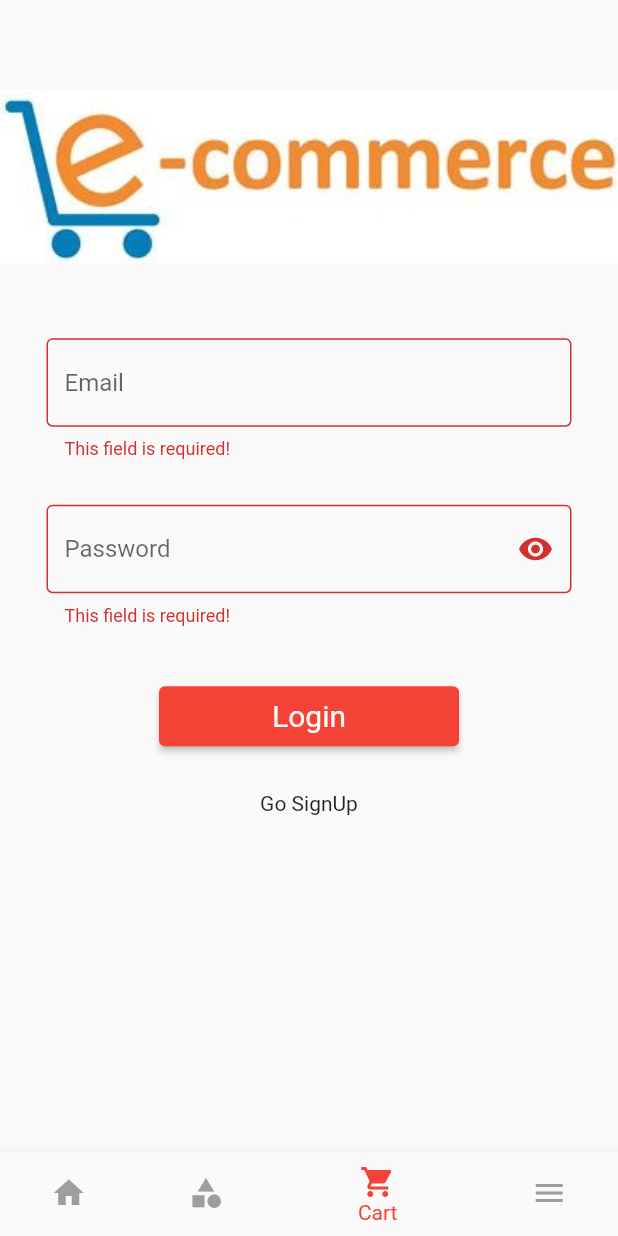
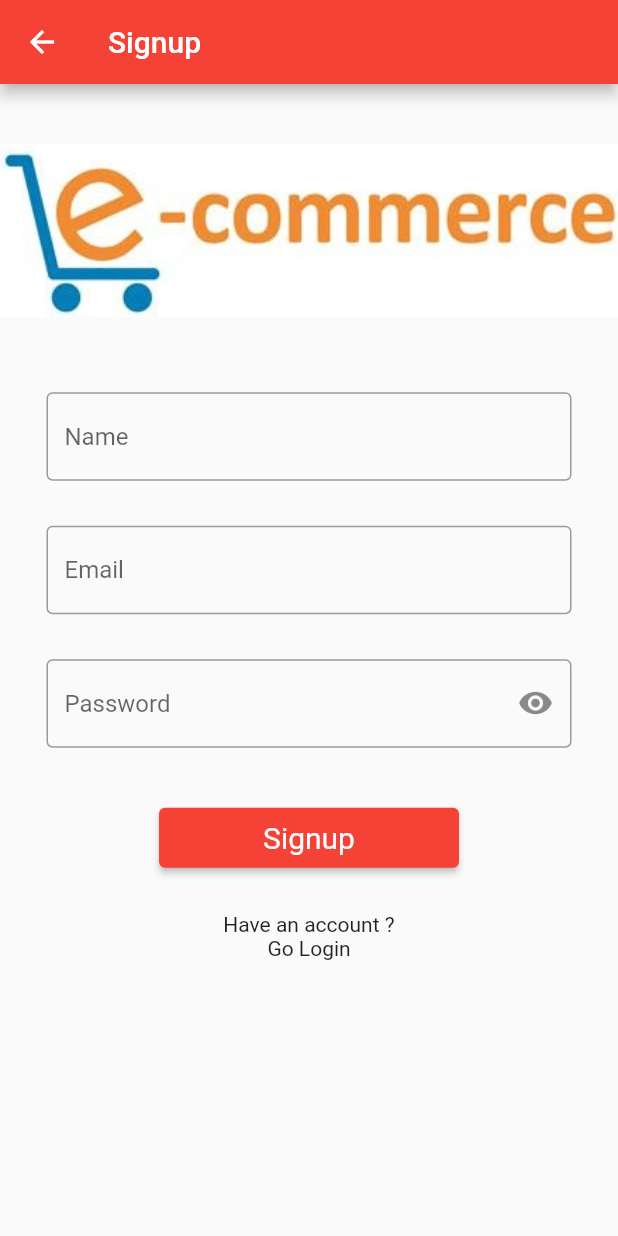
Before and after one commit to BasselEmad247/ecommerce, a Flutter app: the screen it shows after launch, item 3 of the bottom bar chosen, after a tap on "Login", after a tap on "Go SignUp", on a phone screen of 412 x 824 dp. Run offline on Flutter 3.47's test engine with Material 2 defaults, Android fonts, the phone set to English and light mode, and no system bars; our stand-ins replace bloc, email_validator, flutter_bloc, sqflite; accounts and stored records are empty; network calls fail.

Commit message:
Signup page

```diff
--- a/lib/screens/cart.dart
+++ b/lib/screens/cart.dart
@@ -1,3 +1,4 @@
+import 'package:ecommerce/screens/signup.dart';
 import 'package:ecommerce/services/http.dart';
 import 'package:email_validator/email_validator.dart';
 import 'package:flutter/material.dart';
@@ -33,17 +34,13 @@ class _CartState extends State<Cart> {
               child: TextFormField(
                 controller: emailController,
                 decoration: InputDecoration(
-                  border: OutlineInputBorder(),
-                  hintText: "Email"
-                ),
+                    border: OutlineInputBorder(), hintText: "Email"),
                 validator: (value) {
                   if (value == null || value.isEmpty) {
                     return "This field is required!";
+                  } else if (!EmailValidator.validate(value)) {
+                    return "Please enter a valid email";
                   }
-                  else if(EmailValidator.validate(value))
-                    {
-                      return "Please enter a valid email";
-                    }
                   return null;
                 },
               ),
@@ -59,7 +56,7 @@ class _CartState extends State<Cart> {
                 decoration: InputDecoration(
                   errorMaxLines: 3,
                   suffixIcon: IconButton(
-                    onPressed: (){
+                    onPressed: () {
                       setState(() {
                         obscureText = !obscureText;
                       });
@@ -67,18 +64,17 @@ class _CartState extends State<Cart> {
                     icon: Icon(Icons.remove_red_eye),
                   ),
                   border: OutlineInputBorder(),
-                    hintText: "Password",
+                  hintText: "Password",
                 ),
                 validator: (value) {
-                  String pattern = r'^(?=.*?[A-Z])(?=.*?[a-z])(?=.*?[0-9])(?=.*?[!@#\$&*~]).{8,}$';
+                  String pattern =
+                      r'^(?=.*?[A-Z])(?=.*?[a-z])(?=.*?[0-9])(?=.*?[!@#\$&*~]).{8,}$';
                   RegExp regExp = new RegExp(pattern);
                   if (value == null || value.isEmpty) {
                     return "This field is required!";
+                  } else if (regExp.hasMatch(value) == false) {
+                    return "Password must contain 1 uppercase - 1 lowercase - 1 numeric number - 1 special character (common allow characters ( ! @ # \$ & * ~ ))";
                   }
-                  else if(regExp.hasMatch(value) == false)
-                    {
-                      return "Password must contain 1 uppercase - 1 lowercase - 1 numeric number - 1 special character (common allow characters ( ! @ # \$ & * ~ ))";
-                    }
                   return null;
                 },
               ),
@@ -92,8 +88,7 @@ class _CartState extends State<Cart> {
                 style: ElevatedButton.styleFrom(
                     textStyle: const TextStyle(fontSize: 20),
                     primary: Colors.red,
-                    minimumSize: Size(200, 40)
-                ),
+                    minimumSize: Size(200, 40)),
                 onPressed: () {
                   if (loginFormKey.currentState!.validate()) {
                     http.login(emailController.text, passwordController.text);
@@ -109,8 +104,12 @@ class _CartState extends State<Cart> {
               height: 10,
             ),
             InkWell(
-              onTap: (){
+              onTap: () {
                 print("SignUp pressed!");
+                Navigator.push(context,
+                    MaterialPageRoute(builder: (BuildContext context) {
+                  return Signup();
+                }));
               },
               child: Text("Go SignUp"),
             )
--- /dev/null
+++ b/lib/screens/signup.dart
@@ -0,0 +1,158 @@
+import 'package:ecommerce/services/http.dart';
+import 'package:email_validator/email_validator.dart';
+import 'package:flutter/cupertino.dart';
+import 'package:flutter/material.dart';
+
+class Signup extends StatefulWidget {
+  @override
+  State<Signup> createState() => _SignupState();
+}
+
+class _SignupState extends State<Signup> {
+  final Http http = Http();
+  final signupFormKey = GlobalKey<FormState>();
+  bool obscureText = true;
+  var nameController = TextEditingController();
+  var emailController = TextEditingController();
+  var passwordController = TextEditingController();
+
+  @override
+  Widget build(BuildContext context) {
+    return Scaffold(
+      resizeToAvoidBottomInset: false,
+      appBar: AppBar(title: Text("Signup"),
+        backgroundColor: Colors.red,),
+      body: SafeArea(
+        child: Form(
+          key: signupFormKey,
+          child: Column(
+            children: [
+              SizedBox(
+                height: 40,
+              ),
+              Image.asset("images/logo.jpg"),
+              SizedBox(
+                height: 50,
+              ),
+              Container(
+                width: 350,
+                child: TextFormField(
+                  controller: nameController,
+                  decoration: InputDecoration(
+                      border: OutlineInputBorder(),
+                      hintText: "Name"
+                  ),
+                  validator: (value) {
+                    if (value == null || value.isEmpty) {
+                      return "This field is required!";
+                    }
+                    return null;
+                  },
+                ),
+              ),
+              SizedBox(
+                height: 30,
+              ),Container(
+                width: 350,
+                child: TextFormField(
+                  controller: emailController,
+                  decoration: InputDecoration(
+                      border: OutlineInputBorder(),
+                      hintText: "Email"
+                  ),
+                  validator: (value) {
+                    if (value == null || value.isEmpty) {
+                      return "This field is required!";
+                    }
+                    else if(!EmailValidator.validate(value))
+                    {
+                      return "Please enter a valid email";
+                    }
+                    return null;
+                  },
+                ),
+              ),
+              SizedBox(
+                height: 30,
+              ),
+              Container(
+                width: 350,
+                child: TextFormField(
+                  controller: passwordController,
+                  obscureText: obscureText,
+                  decoration: InputDecoration(
+                    errorMaxLines: 3,
+                    suffixIcon: IconButton(
+                      onPressed: (){
+                        setState(() {
+                          obscureText = !obscureText;
+                        });
+                      },
+                      icon: Icon(Icons.remove_red_eye),
+                    ),
+                    border: OutlineInputBorder(),
+                    hintText: "Password",
+                  ),
+                  validator: (value) {
+                    String pattern = r'^(?=.*?[A-Z])(?=.*?[a-z])(?=.*?[0-9])(?=.*?[!@#\$&*~]).{8,}$';
+                    RegExp regExp = new RegExp(pattern);
+                    if (value == null || value.isEmpty) {
+                      return "This field is required!";
+                    }
+                    else if(regExp.hasMatch(value) == false)
+                    {
+                      return "Password must contain 1 uppercase - 1 lowercase - 1 numeric number - 1 special character (common allow characters ( ! @ # \$ & * ~ ))";
+                    }
+                    return null;
+                  },
+                ),
+              ),
+              SizedBox(
+                height: 20,
+              ),
+              Padding(
+                padding: const EdgeInsets.symmetric(vertical: 16.0),
+                child: ElevatedButton(
+                  style: ElevatedButton.styleFrom(
+                      textStyle: const TextStyle(fontSize: 20),
+                      primary: Colors.red,
+                      minimumSize: Size(200, 40)
+                  ),
+                  onPressed: () async {
+                    if (signupFormKey.currentState!.validate()) {
+                      final response = await http.register(nameController.text, emailController.text, passwordController.text);
+                      print(response);
+                      if(response == 201) {
+                        ScaffoldMessenger.of(context).showSnackBar(
+                          const SnackBar(content: Text("Registered Successfully!")),
+                        );
+                        Navigator.pop(context);
+                      }
+                      else if(response == 422)
+                        {
+                          ScaffoldMessenger.of(context).showSnackBar(
+                            const SnackBar(content: Text("The email has already been taken!", textAlign: TextAlign.center,)),
+                          );
+                        }
+                    }
+                  },
+                  child: const Text("Signup"),
+                ),
+              ),
+              SizedBox(
+                height: 10,
+              ),
+              InkWell(
+                onTap: (){
+                  print("Login pressed!");
+                  Navigator.pop(context);
+                },
+                child: Text("Have an account ?\nGo Login", textAlign: TextAlign.center,),
+              )
+            ],
+          ),
+        ),
+      ),
+    );
+  }
+}
--- a/lib/services/http.dart
+++ b/lib/services/http.dart
@@ -7,10 +7,11 @@ import 'package:http/http.dart' as http;
 class Http {
   String allProducts = "https://retail.amit-learning.com/api/products/";
   String allCategories = "https://retail.amit-learning.com/api/categories/";
-  String userLogin = "https://retail.amit-learning.com/api/login/";
+  String userLogin = "https://retail.amit-learning.com/api/login";
+  String userRegister = "https://retail.amit-learning.com/api/register";
 
   void login(String email, String password) async {
-    final response = await http.post(Uri.parse(allProducts),
+    final response = await http.post(Uri.parse(userLogin),
         headers: {"Content-Type": "application/json"},
         body: jsonEncode(<String, String>{
           "email": email,
@@ -18,6 +19,20 @@ class Http {
         }));
     print(response.body);
     print(response.statusCode);
+  }
+
+  Future<int> register(String name, String email, String password) async {
+    final response = await http.post(Uri.parse(userRegister),
+        headers: {"Content-Type": "application/json"},
+        body: jsonEncode(<String, String>{
+          "email": email,
+          "password": password,
+          "name": name,
+        }));
+    print(response.body);
+    print(response.statusCode);
+
+    return response.statusCode;
   }
 
   Future<List<Product>> fetchProducts() async {
```
